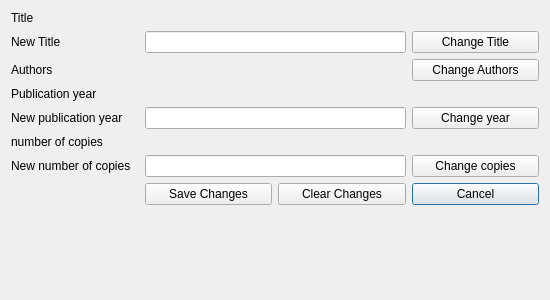
First picture: the form in editbookdialog.ui, repository WawrzyniecKorzen/LibraryManagementSystem, before the edit.
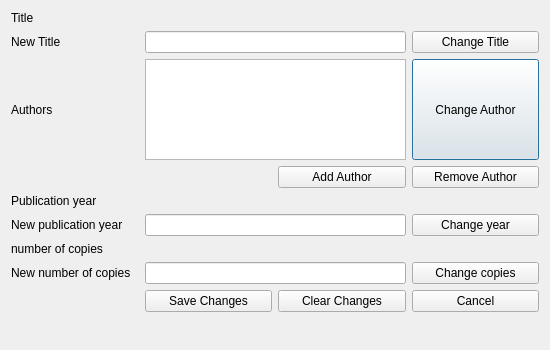
Second picture: the form after the edit.

Commit message: Edit book authors dialog added and sketch for the add author dialog

Diff of the .ui file:
```diff
--- a/editbookdialog.ui
+++ b/editbookdialog.ui
@@ -7,7 +7,7 @@
     <x>0</x>
     <y>0</y>
     <width>550</width>
-    <height>300</height>
+    <height>350</height>
    </rect>
   </property>
   <property name="windowTitle">
@@ -16,30 +16,10 @@
   <layout class="QVBoxLayout" name="verticalLayout">
    <item>
     <layout class="QGridLayout" name="gridLayout">
-     <item row="7" column="3">
-      <widget class="QPushButton" name="cancelButton">
+     <item row="7" column="0">
+      <widget class="QLabel" name="newCopiesLabel">
        <property name="text">
-        <string>Cancel</string>
-       </property>
-      </widget>
-     </item>
-     <item row="1" column="0">
-      <widget class="QLabel" name="newTitleLabel">
-       <property name="text">
-        <string>New Title</string>
-       </property>
-      </widget>
-     </item>
-     <item row="2" column="0">
-      <widget class="QLabel" name="authorLabel">
-       <property name="sizePolicy">
-        <sizepolicy hsizetype="Preferred" vsizetype="MinimumExpanding">
-         <horstretch>0</horstretch>
-         <verstretch>0</verstretch>
-        </sizepolicy>
-       </property>
-       <property name="text">
-        <string>Authors</string>
+        <string>New number of copies</string>
        </property>
       </widget>
      </item>
@@ -52,12 +32,26 @@
         </sizepolicy>
        </property>
        <property name="text">
-        <string>Change Authors</string>
+        <string>Change Author</string>
        </property>
       </widget>
      </item>
-     <item row="2" column="1" colspan="2">
-      <widget class="QLabel" name="authorListLabel">
+     <item row="8" column="2">
+      <widget class="QPushButton" name="clearButton">
+       <property name="text">
+        <string>Clear Changes</string>
+       </property>
+      </widget>
+     </item>
+     <item row="0" column="1" colspan="2">
+      <widget class="QLabel" name="bookTitleLabel">
+       <property name="text">
+        <string/>
+       </property>
+      </widget>
+     </item>
+     <item row="2" column="0">
+      <widget class="QLabel" name="authorLabel">
        <property name="sizePolicy">
         <sizepolicy hsizetype="Preferred" vsizetype="MinimumExpanding">
          <horstretch>0</horstretch>
@@ -65,58 +59,57 @@
         </sizepolicy>
        </property>
        <property name="text">
-        <string/>
+        <string>Authors</string>
        </property>
       </widget>
      </item>
-     <item row="5" column="0">
-      <widget class="QLabel" name="numberLabel">
+     <item row="7" column="3">
+      <widget class="QPushButton" name="changeCopiesButton">
        <property name="text">
-        <string>number of copies</string>
+        <string>Change copies</string>
        </property>
       </widget>
      </item>
-     <item row="3" column="1" colspan="2">
+     <item row="4" column="1" colspan="2">
       <widget class="QLabel" name="yearLabel">
        <property name="text">
         <string/>
        </property>
       </widget>
      </item>
-     <item row="7" column="1">
+     <item row="5" column="1" colspan="2">
+      <widget class="QLineEdit" name="newPublicationEdit"/>
+     </item>
+     <item row="8" column="1">
       <widget class="QPushButton" name="saveButton">
        <property name="text">
         <string>Save Changes</string>
        </property>
       </widget>
      </item>
-     <item row="7" column="2">
-      <widget class="QPushButton" name="clearButton">
+     <item row="6" column="0">
+      <widget class="QLabel" name="numberLabel">
        <property name="text">
-        <string>Clear Changes</string>
+        <string>number of copies</string>
        </property>
       </widget>
      </item>
-     <item row="3" column="0">
+     <item row="4" column="0">
       <widget class="QLabel" name="publicationLabel">
        <property name="text">
         <string>Publication year</string>
        </property>
       </widget>
      </item>
-     <item row="5" column="1" colspan="2">
-      <widget class="QLabel" name="copiesLabel">
+     <item row="5" column="0">
+      <widget class="QLabel" name="newPublicationLabel">
        <property name="text">
-        <string/>
+        <string>New publication year</string>
        </property>
       </widget>
      </item>
-     <item row="0" column="1" colspan="2">
-      <widget class="QLabel" name="bookTitleLabel">
-       <property name="text">
-        <string/>
-       </property>
-      </widget>
+     <item row="2" column="1" colspan="2">
+      <widget class="QListWidget" name="authorsList"/>
      </item>
      <item row="0" column="0">
       <widget class="QLabel" name="titleLabel">
@@ -125,31 +118,27 @@
        </property>
       </widget>
      </item>
-     <item row="4" column="0">
-      <widget class="QLabel" name="newPublicationLabel">
+     <item row="1" column="0">
+      <widget class="QLabel" name="newTitleLabel">
        <property name="text">
-        <string>New publication year</string>
+        <string>New Title</string>
        </property>
       </widget>
      </item>
-     <item row="6" column="0">
-      <widget class="QLabel" name="newCopiesLabel">
-       <property name="text">
-        <string>New number of copies</string>
-       </property>
-      </widget>
+     <item row="7" column="1" colspan="2">
+      <widget class="QLineEdit" name="newCopiesEdit"/>
      </item>
-     <item row="6" column="3">
-      <widget class="QPushButton" name="changeCopiesButton">
+     <item row="6" column="1" colspan="2">
+      <widget class="QLabel" name="copiesLabel">
        <property name="text">
-        <string>Change copies</string>
+        <string/>
        </property>
       </widget>
      </item>
-     <item row="4" column="3">
-      <widget class="QPushButton" name="changeYearButton">
+     <item row="8" column="3">
+      <widget class="QPushButton" name="cancelButton">
        <property name="text">
-        <string>Change year</string>
+        <string>Cancel</string>
        </property>
       </widget>
      </item>
@@ -160,14 +149,29 @@
        </property>
       </widget>
      </item>
+     <item row="5" column="3">
+      <widget class="QPushButton" name="changeYearButton">
+       <property name="text">
+        <string>Change year</string>
+       </property>
+      </widget>
+     </item>
      <item row="1" column="1" colspan="2">
       <widget class="QLineEdit" name="newTitleEdit"/>
      </item>
-     <item row="4" column="1" colspan="2">
-      <widget class="QLineEdit" name="newPublicationEdit"/>
+     <item row="3" column="3">
+      <widget class="QPushButton" name="removeAuthorButton">
+       <property name="text">
+        <string>Remove Author</string>
+       </property>
+      </widget>
      </item>
-     <item row="6" column="1" colspan="2">
-      <widget class="QLineEdit" name="newCopiesEdit"/>
+     <item row="3" column="2">
+      <widget class="QPushButton" name="addAuthorButton">
+       <property name="text">
+        <string>Add Author</string>
+       </property>
+      </widget>
      </item>
     </layout>
    </item>
```
The commit also changes 8 other files.
